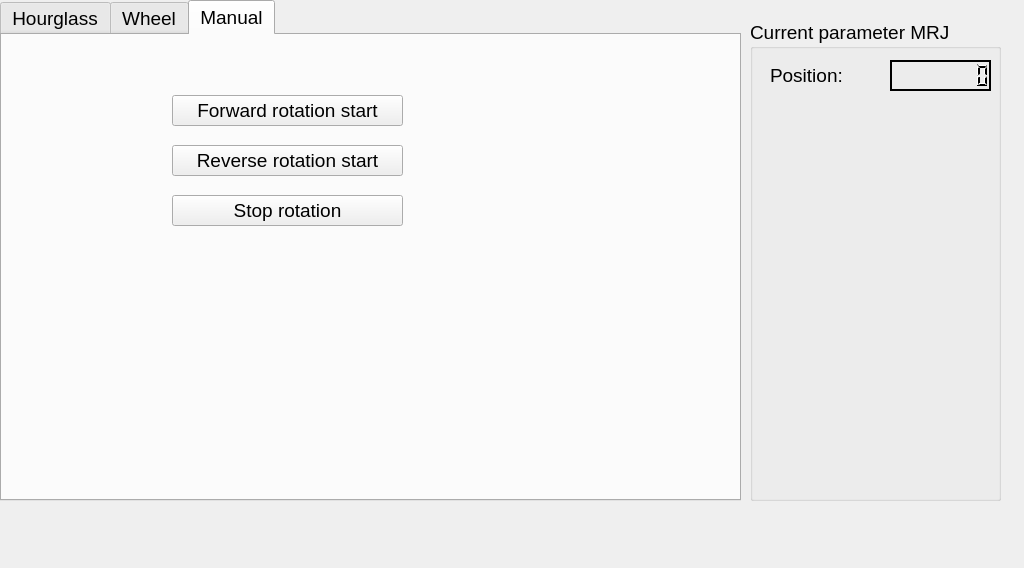
First picture: the form in GUI.ui, repository LeDima/Motor-control-MELSERVO-, before the edit.
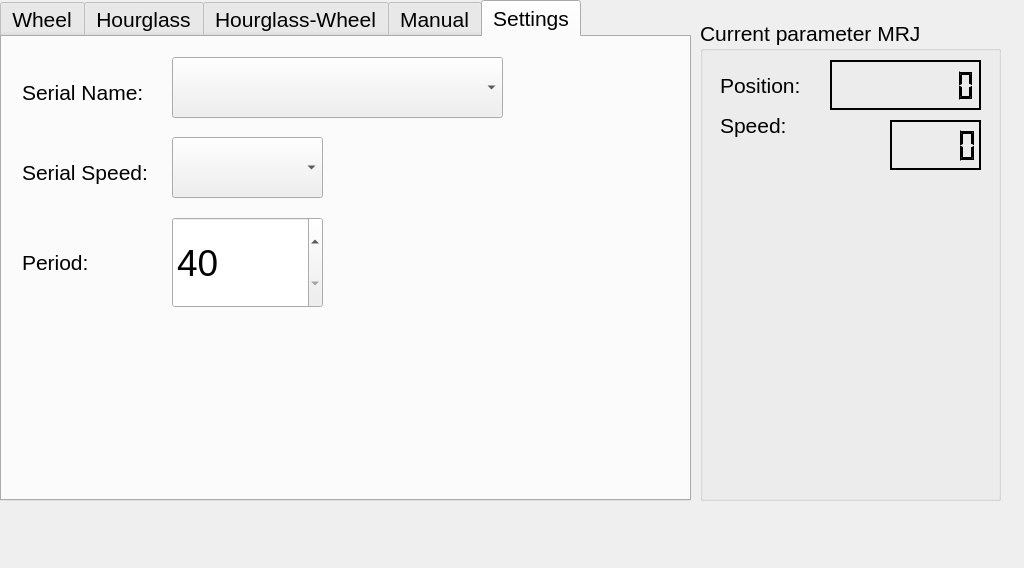
Second picture: the form after the edit.

What changed in the file:
```diff
--- a/GUI.ui
+++ b/GUI.ui
@@ -30,7 +30,8 @@
   </property>
   <property name="font">
    <font>
-    <pointsize>14</pointsize>
+    <family>Arial</family>
+    <pointsize>16</pointsize>
    </font>
   </property>
   <property name="windowTitle">
@@ -48,7 +49,7 @@
      <rect>
       <x>0</x>
       <y>0</y>
-      <width>741</width>
+      <width>691</width>
       <height>501</height>
      </rect>
     </property>
@@ -77,7 +78,7 @@
      <enum>QTabWidget::Rounded</enum>
     </property>
     <property name="currentIndex">
-     <number>2</number>
+     <number>4</number>
     </property>
     <property name="iconSize">
      <size>
@@ -100,16 +101,21 @@
     <property name="tabBarAutoHide">
      <bool>false</bool>
     </property>
-    <widget class="QWidget" name="Tab_Hourglass">
-     <attribute name="title">
-      <string>Hourglass</string>
-     </attribute>
-    </widget>
     <widget class="QWidget" name="Tab_Wheel">
      <attribute name="title">
       <string>Wheel</string>
      </attribute>
     </widget>
+    <widget class="QWidget" name="Tab_Hourglass">
+     <attribute name="title">
+      <string>Hourglass</string>
+     </attribute>
+    </widget>
+    <widget class="QWidget" name="Tab_Hourglass_Wheel">
+     <attribute name="title">
+      <string>Hourglass-Wheel</string>
+     </attribute>
+    </widget>
     <widget class="QWidget" name="Tab_Manual">
      <attribute name="title">
       <string>Manual</string>
@@ -117,10 +123,10 @@
      <widget class="QPushButton" name="ST1_ON_Button">
       <property name="geometry">
        <rect>
-        <x>170</x>
-        <y>60</y>
-        <width>231</width>
-        <height>31</height>
+        <x>10</x>
+        <y>10</y>
+        <width>221</width>
+        <height>50</height>
        </rect>
       </property>
       <property name="text">
@@ -130,10 +136,10 @@
      <widget class="QPushButton" name="ST2_ON_Button">
       <property name="geometry">
        <rect>
-        <x>170</x>
-        <y>110</y>
-        <width>231</width>
-        <height>31</height>
+        <x>10</x>
+        <y>70</y>
+        <width>221</width>
+        <height>50</height>
        </rect>
       </property>
       <property name="text">
@@ -143,24 +149,128 @@
      <widget class="QPushButton" name="ST12_OFF_Button">
       <property name="geometry">
        <rect>
-        <x>170</x>
-        <y>160</y>
-        <width>231</width>
-        <height>31</height>
+        <x>9</x>
+        <y>130</y>
+        <width>221</width>
+        <height>50</height>
        </rect>
       </property>
       <property name="text">
        <string>Stop rotation</string>
       </property>
      </widget>
+     <widget class="QSlider" name="Speed_IN_Slider">
+      <property name="geometry">
+       <rect>
+        <x>10</x>
+        <y>321</y>
+        <width>651</width>
+        <height>51</height>
+       </rect>
+      </property>
+      <property name="maximum">
+       <number>3000</number>
+      </property>
+      <property name="orientation">
+       <enum>Qt::Horizontal</enum>
+      </property>
+     </widget>
+    </widget>
+    <widget class="QWidget" name="Tab_Settings">
+     <attribute name="title">
+      <string>Settings</string>
+     </attribute>
+     <widget class="QComboBox" name="comboBoxSerialName">
+      <property name="geometry">
+       <rect>
+        <x>170</x>
+        <y>20</y>
+        <width>331</width>
+        <height>61</height>
+       </rect>
+      </property>
+     </widget>
+     <widget class="QComboBox" name="comboBoxSerialSpeed">
+      <property name="geometry">
+       <rect>
+        <x>170</x>
+        <y>100</y>
+        <width>151</width>
+        <height>61</height>
+       </rect>
+      </property>
+     </widget>
+     <widget class="QSpinBox" name="spinBoxPeriodDate">
+      <property name="geometry">
+       <rect>
+        <x>170</x>
+        <y>180</y>
+        <width>151</width>
+        <height>91</height>
+       </rect>
+      </property>
+      <property name="font">
+       <font>
+        <pointsize>28</pointsize>
+       </font>
+      </property>
+      <property name="minimum">
+       <number>40</number>
+      </property>
+      <property name="maximum">
+       <number>600</number>
+      </property>
+      <property name="singleStep">
+       <number>20</number>
+      </property>
+     </widget>
+     <widget class="QLabel" name="label_3">
+      <property name="geometry">
+       <rect>
+        <x>20</x>
+        <y>30</y>
+        <width>131</width>
+        <height>50</height>
+       </rect>
+      </property>
+      <property name="text">
+       <string>Serial Name:</string>
+      </property>
+     </widget>
+     <widget class="QLabel" name="label_4">
+      <property name="geometry">
+       <rect>
+        <x>20</x>
+        <y>110</y>
+        <width>131</width>
+        <height>50</height>
+       </rect>
+      </property>
+      <property name="text">
+       <string>Serial Speed:</string>
+      </property>
+     </widget>
+     <widget class="QLabel" name="label_5">
+      <property name="geometry">
+       <rect>
+        <x>20</x>
+        <y>200</y>
+        <width>131</width>
+        <height>50</height>
+       </rect>
+      </property>
+      <property name="text">
+       <string>Period:</string>
+      </property>
+     </widget>
     </widget>
    </widget>
    <widget class="QGroupBox" name="groupBox">
     <property name="geometry">
      <rect>
-      <x>750</x>
+      <x>700</x>
       <y>20</y>
-      <width>251</width>
+      <width>301</width>
       <height>481</height>
      </rect>
     </property>
@@ -176,10 +286,10 @@
      </property>
      <property name="geometry">
       <rect>
-       <x>140</x>
+       <x>130</x>
        <y>40</y>
-       <width>101</width>
-       <height>31</height>
+       <width>151</width>
+       <height>50</height>
       </rect>
      </property>
      <property name="palette">
@@ -203,6 +313,15 @@
           </color>
          </brush>
         </colorrole>
+        <colorrole role="Light">
+         <brush brushstyle="SolidPattern">
+          <color alpha="255">
+           <red>0</red>
+           <green>0</green>
+           <blue>0</blue>
+          </color>
+         </brush>
+        </colorrole>
         <colorrole role="Midlight">
          <brush brushstyle="SolidPattern">
           <color alpha="255">
@@ -277,6 +396,15 @@
           </color>
          </brush>
         </colorrole>
+        <colorrole role="Light">
+         <brush brushstyle="SolidPattern">
+          <color alpha="255">
+           <red>0</red>
+           <green>0</green>
+           <blue>0</blue>
+          </color>
+         </brush>
+        </colorrole>
         <colorrole role="Midlight">
          <brush brushstyle="SolidPattern">
           <color alpha="255">
@@ -351,6 +479,15 @@
           </color>
          </brush>
         </colorrole>
+        <colorrole role="Light">
+         <brush brushstyle="SolidPattern">
+          <color alpha="255">
+           <red>0</red>
+           <green>0</green>
+           <blue>0</blue>
+          </color>
+         </brush>
+        </colorrole>
         <colorrole role="Midlight">
          <brush brushstyle="SolidPattern">
           <color alpha="255">
@@ -433,7 +570,7 @@
       <bool>false</bool>
      </property>
      <property name="digitCount">
-      <number>8</number>
+      <number>9</number>
      </property>
      <property name="segmentStyle">
       <enum>QLCDNumber::Filled</enum>
@@ -451,13 +588,328 @@
        <x>20</x>
        <y>40</y>
        <width>91</width>
-       <height>31</height>
+       <height>50</height>
       </rect>
      </property>
      <property name="text">
       <string>Position: </string>
      </property>
     </widget>
+    <widget class="QLabel" name="label_2">
+     <property name="geometry">
+      <rect>
+       <x>20</x>
+       <y>80</y>
+       <width>91</width>
+       <height>50</height>
+      </rect>
+     </property>
+     <property name="text">
+      <string>Speed: </string>
+     </property>
+    </widget>
+    <widget class="QLCDNumber" name="lcdSpeed">
+     <property name="enabled">
+      <bool>true</bool>
+     </property>
+     <property name="geometry">
+      <rect>
+       <x>190</x>
+       <y>100</y>
+       <width>91</width>
+       <height>50</height>
+      </rect>
+     </property>
+     <property name="palette">
+      <palette>
+       <active>
+        <colorrole role="WindowText">
+         <brush brushstyle="SolidPattern">
+          <color alpha="255">
+           <red>0</red>
+           <green>0</green>
+           <blue>0</blue>
+          </color>
+         </brush>
+        </colorrole>
+        <colorrole role="Button">
+         <brush brushstyle="SolidPattern">
+          <color alpha="255">
+           <red>0</red>
+           <green>0</green>
+           <blue>0</blue>
+          </color>
+         </brush>
+        </colorrole>
+        <colorrole role="Light">
+         <brush brushstyle="SolidPattern">
+          <color alpha="255">
+           <red>0</red>
+           <green>0</green>
+           <blue>0</blue>
+          </color>
+         </brush>
+        </colorrole>
+        <colorrole role="Midlight">
+         <brush brushstyle="SolidPattern">
+          <color alpha="255">
+           <red>0</red>
+           <green>0</green>
+           <blue>0</blue>
+          </color>
+         </brush>
+        </colorrole>
+        <colorrole role="Dark">
+         <brush brushstyle="SolidPattern">
+          <color alpha="255">
+           <red>0</red>
+           <green>0</green>
+           <blue>0</blue>
+          </color>
+         </brush>
+        </colorrole>
+        <colorrole role="Mid">
+         <brush brushstyle="SolidPattern">
+          <color alpha="255">
+           <red>0</red>
+           <green>0</green>
+           <blue>0</blue>
+          </color>
+         </brush>
+        </colorrole>
+        <colorrole role="Text">
+         <brush brushstyle="SolidPattern">
+          <color alpha="255">
+           <red>0</red>
+           <green>0</green>
+           <blue>0</blue>
+          </color>
+         </brush>
+        </colorrole>
+        <colorrole role="ButtonText">
+         <brush brushstyle="SolidPattern">
+          <color alpha="255">
+           <red>0</red>
+           <green>0</green>
+           <blue>0</blue>
+          </color>
+         </brush>
+        </colorrole>
+        <colorrole role="Shadow">
+         <brush brushstyle="SolidPattern">
+          <color alpha="255">
+           <red>0</red>
+           <green>0</green>
+           <blue>0</blue>
+          </color>
+         </brush>
+        </colorrole>
+       </active>
+       <inactive>
+        <colorrole role="WindowText">
+         <brush brushstyle="SolidPattern">
+          <color alpha="255">
+           <red>0</red>
+           <green>0</green>
+           <blue>0</blue>
+          </color>
+         </brush>
+        </colorrole>
+        <colorrole role="Button">
+         <brush brushstyle="SolidPattern">
+          <color alpha="255">
+           <red>0</red>
+           <green>0</green>
+           <blue>0</blue>
+          </color>
+         </brush>
+        </colorrole>
+        <colorrole role="Light">
+         <brush brushstyle="SolidPattern">
+          <color alpha="255">
+           <red>0</red>
+           <green>0</green>
+           <blue>0</blue>
+          </color>
+         </brush>
+        </colorrole>
+        <colorrole role="Midlight">
+         <brush brushstyle="SolidPattern">
+          <color alpha="255">
+           <red>0</red>
+           <green>0</green>
+           <blue>0</blue>
+          </color>
+         </brush>
+        </colorrole>
+        <colorrole role="Dark">
+         <brush brushstyle="SolidPattern">
+          <color alpha="255">
+           <red>0</red>
+           <green>0</green>
+           <blue>0</blue>
+          </color>
+         </brush>
+        </colorrole>
+        <colorrole role="Mid">
+         <brush brushstyle="SolidPattern">
+          <color alpha="255">
+           <red>0</red>
+           <green>0</green>
+           <blue>0</blue>
+          </color>
+         </brush>
+        </colorrole>
+        <colorrole role="Text">
+         <brush brushstyle="SolidPattern">
+          <color alpha="255">
+           <red>0</red>
+           <green>0</green>
+           <blue>0</blue>
+          </color>
+         </brush>
+        </colorrole>
+        <colorrole role="ButtonText">
+         <brush brushstyle="SolidPattern">
+          <color alpha="255">
+           <red>0</red>
+           <green>0</green>
+           <blue>0</blue>
+          </color>
+         </brush>
+        </colorrole>
+        <colorrole role="Shadow">
+         <brush brushstyle="SolidPattern">
+          <color alpha="255">
+           <red>0</red>
+           <green>0</green>
+           <blue>0</blue>
+          </color>
+         </brush>
+        </colorrole>
+       </inactive>
+       <disabled>
+        <colorrole role="WindowText">
+         <brush brushstyle="SolidPattern">
+          <color alpha="255">
+           <red>0</red>
+           <green>0</green>
+           <blue>0</blue>
+          </color>
+         </brush>
+        </colorrole>
+        <colorrole role="Button">
+         <brush brushstyle="SolidPattern">
+          <color alpha="255">
+           <red>0</red>
+           <green>0</green>
+           <blue>0</blue>
+          </color>
+         </brush>
+        </colorrole>
+        <colorrole role="Light">
+         <brush brushstyle="SolidPattern">
+          <color alpha="255">
+           <red>0</red>
+           <green>0</green>
+           <blue>0</blue>
+          </color>
+         </brush>
+        </colorrole>
+        <colorrole role="Midlight">
+         <brush brushstyle="SolidPattern">
+          <color alpha="255">
+           <red>0</red>
+           <green>0</green>
+           <blue>0</blue>
+          </color>
+         </brush>
+        </colorrole>
+        <colorrole role="Dark">
+         <brush brushstyle="SolidPattern">
+          <color alpha="255">
+           <red>0</red>
+           <green>0</green>
+           <blue>0</blue>
+          </color>
+         </brush>
+        </colorrole>
+        <colorrole role="Mid">
+         <brush brushstyle="SolidPattern">
+          <color alpha="255">
+           <red>0</red>
+           <green>0</green>
+           <blue>0</blue>
+          </color>
+         </brush>
+        </colorrole>
+        <colorrole role="Text">
+         <brush brushstyle="SolidPattern">
+          <color alpha="255">
+           <red>0</red>
+           <green>0</green>
+           <blue>0</blue>
+          </color>
+         </brush>
+        </colorrole>
+        <colorrole role="ButtonText">
+         <brush brushstyle="SolidPattern">
+          <color alpha="255">
+           <red>0</red>
+           <green>0</green>
+           <blue>0</blue>
+          </color>
+         </brush>
+        </colorrole>
+        <colorrole role="Shadow">
+         <brush brushstyle="SolidPattern">
+          <color alpha="255">
+           <red>0</red>
+           <green>0</green>
+           <blue>0</blue>
+          </color>
+         </brush>
+        </colorrole>
+       </disabled>
+      </palette>
+     </property>
+     <property name="mouseTracking">
+      <bool>false</bool>
+     </property>
+     <property name="contextMenuPolicy">
+      <enum>Qt::DefaultContextMenu</enum>
+     </property>
+     <property name="inputMethodHints">
+      <set>Qt::ImhNone</set>
+     </property>
+     <property name="frameShape">
+      <enum>QFrame::Panel</enum>
+     </property>
+     <property name="frameShadow">
+      <enum>QFrame::Plain</enum>
+     </property>
+     <property name="lineWidth">
+      <number>2</number>
+     </property>
+     <property name="midLineWidth">
+      <number>10</number>
+     </property>
+     <property name="smallDecimalPoint">
+      <bool>false</bool>
+     </property>
+     <property name="digitCount">
+      <number>5</number>
+     </property>
+     <property name="segmentStyle">
+      <enum>QLCDNumber::Filled</enum>
+     </property>
+     <property name="value" stdset="0">
+      <double>0.000000000000000</double>
+     </property>
+     <property name="intValue" stdset="0">
+      <number>0</number>
+     </property>
+    </widget>
    </widget>
   </widget>
   <action name="actionasda">
```
Left out of the diff: 7 changed lines with no effect on the pictures.
